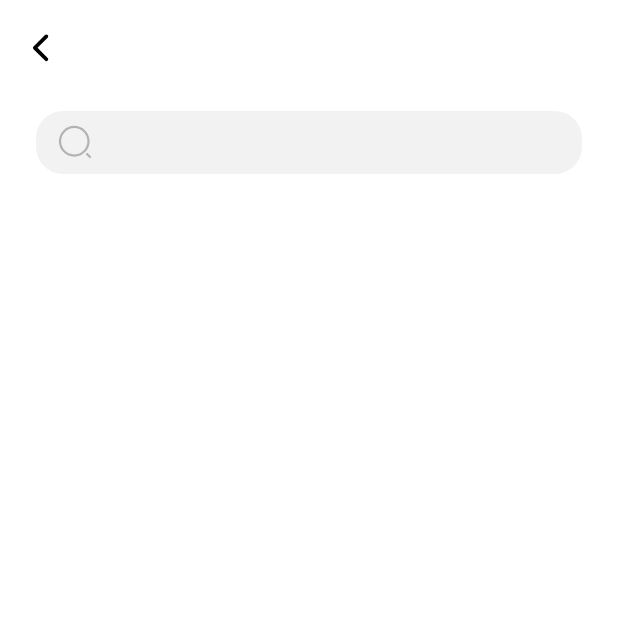
After one commit to 23-SWUnion-Hackton/Android-Soma4Cut, an Android app: the SearchFragment screen opened through its navigation route, on a phone screen of 412 x 824 dp, the top half of it. The commit adds this screen. Run offline under Robolectric (Android 15) with nearby library versions, the phone set to English and light mode, and no system bars; our stand-ins replace data binding.

Commit message:
💄 :: Design SearchFragment

```diff
--- a/presentation/src/main/java/com/staker4wapper/android_soma4cut/feature/home/screen/HomeFragment.kt
+++ b/presentation/src/main/java/com/staker4wapper/android_soma4cut/feature/home/screen/HomeFragment.kt
@@ -32,7 +32,8 @@ class HomeFragment: BaseFragment<FragmentHomeBinding, HomeViewModel>(R.layout.fr
             Toast.makeText(context, "소마스페이스", Toast.LENGTH_SHORT).show()
         }
         binding.linearSearchBar.setOnClickListener {
-            Toast.makeText(context, "코드 등록", Toast.LENGTH_SHORT).show()
+            val action = HomeFragmentDirections.toSearchFragment()
+            findNavController().navigate(action)
         }
         binding.btnSetting.setOnClickListener {
             Toast.makeText(context, "세팅", Toast.LENGTH_SHORT).show()
--- /dev/null
+++ b/presentation/src/main/java/com/staker4wapper/android_soma4cut/feature/search/SearchFragment.kt
@@ -0,0 +1,24 @@
+package com.staker4wapper.android_soma4cut.feature.search
+
+import android.os.Bundle
+import androidx.fragment.app.Fragment
+import android.view.LayoutInflater
+import android.view.View
+import android.view.ViewGroup
+import androidx.fragment.app.viewModels
+import androidx.navigation.fragment.findNavController
+import com.sigma.flick.base.BaseFragment
+import com.staker4wapper.android_soma4cut.R
+import com.staker4wapper.android_soma4cut.databinding.FragmentSearchBinding
+
+class SearchFragment: BaseFragment<FragmentSearchBinding, SearchViewModel>(R.layout.fragment_search) {
+
+    override val viewModel: SearchViewModel by viewModels()
+
+    override fun start() {
+        binding.toolbar.setNavigationOnClickListener {
+            findNavController().popBackStack()
+        }
+    }
+
+}
--- /dev/null
+++ b/presentation/src/main/java/com/staker4wapper/android_soma4cut/feature/search/SearchViewModel.kt
@@ -0,0 +1,6 @@
+package com.staker4wapper.android_soma4cut.feature.search
+
+import com.staker4wapper.android_soma4cut.base.BaseViewModel
+
+class SearchViewModel: BaseViewModel() {
+}
--- /dev/null
+++ b/presentation/src/main/res/layout/fragment_search.xml
@@ -0,0 +1,67 @@
+<?xml version="1.0" encoding="utf-8"?>
+<layout xmlns:android="http://schemas.android.com/apk/res/android"
+    xmlns:app="http://schemas.android.com/apk/res-auto"
+    xmlns:tools="http://schemas.android.com/tools"
+    tools:context=".feature.search.SearchFragment">
+
+    <data/>
+
+    <androidx.constraintlayout.widget.ConstraintLayout
+        android:layout_width="match_parent"
+        android:layout_height="match_parent"
+        android:background="@color/white">
+
+        <androidx.appcompat.widget.Toolbar
+            android:id="@+id/toolbar"
+            android:layout_width="match_parent"
+            android:layout_height="wrap_content"
+            android:background="@color/white"
+            app:layout_constraintEnd_toEndOf="parent"
+            app:layout_constraintStart_toStartOf="parent"
+            app:layout_constraintTop_toTopOf="parent"
+            app:navigationIcon="@drawable/ic_arrow_back" />
+
+        <com.google.android.material.textfield.TextInputLayout
+            android:id="@+id/layout_login_id_input"
+            style="@style/Widget.Design.TextInputLayout"
+            android:background="@drawable/button_rounded"
+            android:backgroundTint="@color/gray_50"
+            android:layout_width="match_parent"
+            android:layout_height="42dp"
+            android:layout_marginHorizontal="24dp"
+            android:layout_marginTop="10dp"
+            android:textColor="@color/gray_800"
+            android:textColorHint="@color/gray_300"
+            app:layout_constraintEnd_toStartOf="@+id/toolbar"
+            app:layout_constraintStart_toEndOf="@+id/toolbar"
+            app:layout_constraintTop_toBottomOf="@+id/toolbar">
+
+            <LinearLayout
+                android:layout_width="match_parent"
+                android:layout_height="match_parent"
+                android:gravity="center_vertical"
+                android:paddingHorizontal="14dp">
+
+                <ImageView
+                    android:layout_width="wrap_content"
+                    android:layout_height="wrap_content"
+                    android:src="@drawable/ic_search"/>
+
+                <EditText
+                    android:layout_width="match_parent"
+                    android:layout_marginStart="12dp"
+                    android:layout_height="42dp"
+                    android:background="@null"
+                    android:singleLine="true"
+                    android:textColor="@color/gray_800"
+                    android:textSize="20sp"
+                    android:fontFamily="@font/pretendard_regular" />
+
+            </LinearLayout>
+
+        </com.google.android.material.textfield.TextInputLayout>
+
+
+    </androidx.constraintlayout.widget.ConstraintLayout>
+
+</layout>
--- a/presentation/src/main/res/navigation/nav_graph.xml
+++ b/presentation/src/main/res/navigation/nav_graph.xml
@@ -62,6 +62,13 @@
             app:exitAnim="@anim/animation_exit"
             app:popEnterAnim="@anim/animation_pop_enter"
             app:popExitAnim="@anim/animation_pop_exit"/>
+        <action
+            android:id="@+id/to_searchFragment"
+            app:destination="@id/searchFragment"
+            app:enterAnim="@anim/animation_enter"
+            app:exitAnim="@anim/animation_exit"
+            app:popEnterAnim="@anim/animation_pop_enter"
+            app:popExitAnim="@anim/animation_pop_exit"/>
     </fragment>
     <fragment
         android:id="@+id/codeSavedFragment"
@@ -72,4 +79,9 @@
             android:name="code"
             app:argType="string" />
     </fragment>
+    <fragment
+        android:id="@+id/searchFragment"
+        android:name="com.staker4wapper.android_soma4cut.feature.search.SearchFragment"
+        android:label="fragment_search"
+        tools:layout="@layout/fragment_search" />
 </navigation>
```
